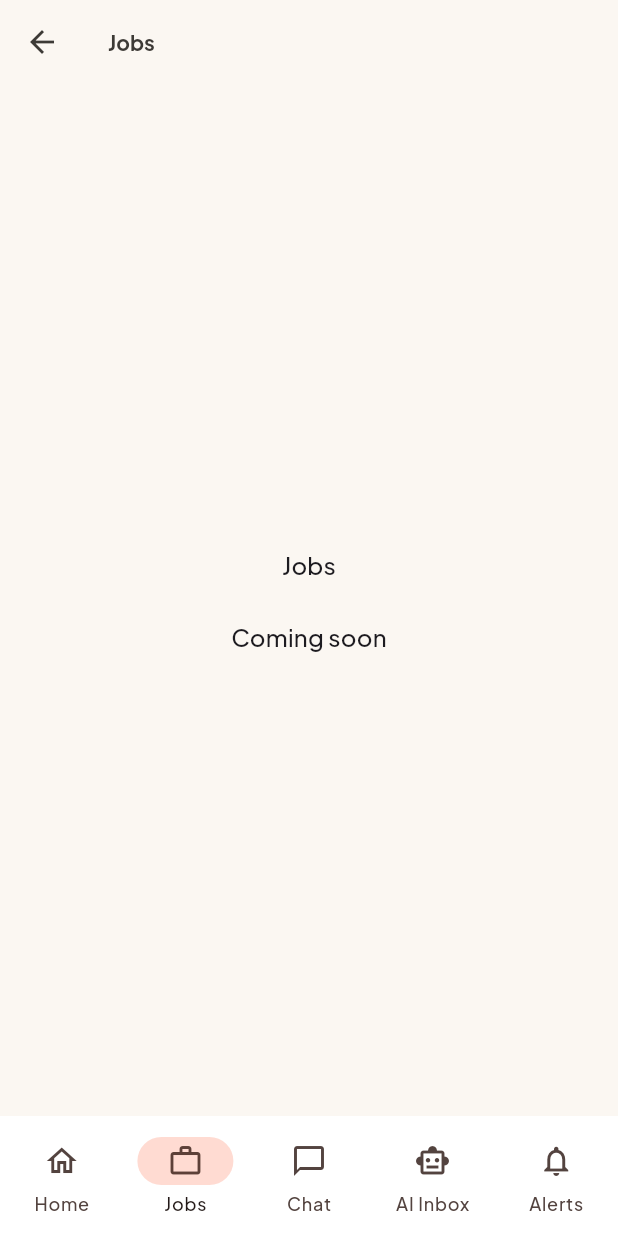
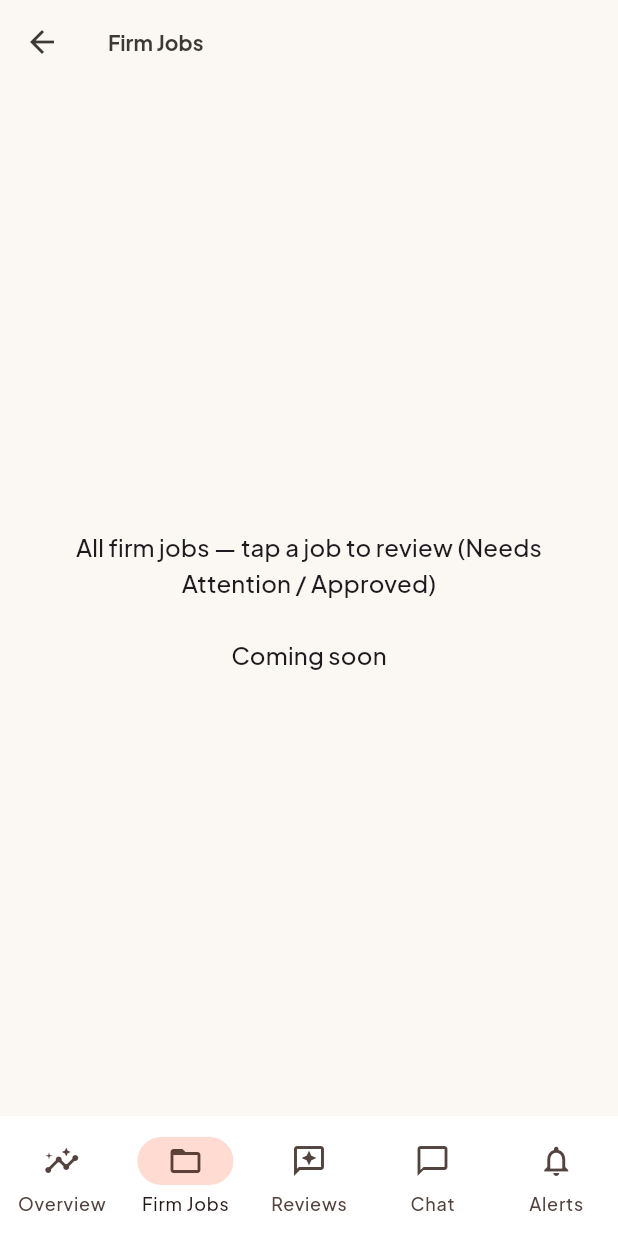
Before and after one commit to jiayinnteo/id-jobsite-platform, a Flutter app: the HomeShell screen opened directly with empty values, item 2 of the bottom bar chosen, on a phone screen of 412 x 824 dp. Run offline on Flutter 3.47's test engine with Material 3 defaults, Android fonts, the light colour scheme and no system bars; our stand-ins replace flutter_riverpod, go_router, google_fonts.

Commit message:
Add ID_BOSS oversight role and client reviews/ratings
- Spec: new Requirement 15 (ID company boss firm-wide oversight + job review
  flag/note) and Requirement 16 (client reviews/ratings with Reviewed tag);
  add ID_BOSS to roles, firm_id on jobs, OversightReview + JobReview entities,
  new endpoints, and RBAC notes
- Tasks: fold boss oversight into job tasks; add client-reviews task 14b
- Flutter: add ID_BOSS role + firm overview/firm-jobs/reviews nav shell;
  add client Review entry point; ReviewTag + StarRatingInput widgets;
  widget tests for boss oversight, client review, and all roles

```diff
--- a/mobile/lib/app/home_shell.dart
+++ b/mobile/lib/app/home_shell.dart
@@ -25,6 +25,16 @@ class _HomeShellState extends State<HomeShell> {
 
   List<NavDest> get _destinations {
     switch (widget.role) {
+      case UserRole.idBoss:
+        return const [
+          NavDest(Icons.insights_outlined, 'Overview', _Placeholder('Firm Overview')),
+          NavDest(Icons.folder_open_outlined, 'Firm Jobs',
+              _Placeholder('All firm jobs — tap a job to review (Needs Attention / Approved)')),
+          NavDest(Icons.reviews_outlined, 'Reviews',
+              _Placeholder('Client reviews & average ratings')),
+          NavDest(Icons.chat_bubble_outline, 'Chat', _Placeholder('Chat')),
+          NavDest(Icons.notifications_none, 'Alerts', _Placeholder('Notifications')),
+        ];
       case UserRole.id:
         return const [
           NavDest(Icons.home_outlined, 'Home', _Placeholder('ID Dashboard')),
@@ -38,8 +48,9 @@ class _HomeShellState extends State<HomeShell> {
           NavDest(Icons.home_outlined, 'Home', _Placeholder('Client Dashboard')),
           NavDest(Icons.description_outlined, 'Project', _Placeholder('Documents & Drawings')),
           NavDest(Icons.report_problem_outlined, 'Defects', _Placeholder('Defects')),
+          NavDest(Icons.star_outline, 'Review',
+              _Placeholder('Leave a review for completed jobs (rating + comment)')),
           NavDest(Icons.chat_bubble_outline, 'Chat', _Placeholder('Chat')),
-          NavDest(Icons.notifications_none, 'Alerts', _Placeholder('Notifications')),
         ];
       case UserRole.contractor:
         return const [
--- a/mobile/lib/app/user_role.dart
+++ b/mobile/lib/app/user_role.dart
@@ -1,5 +1,6 @@
-/// The four roles the platform serves.
+/// The roles the platform serves.
 enum UserRole {
+  idBoss,
   id,
   client,
   contractor,
@@ -7,6 +8,8 @@ enum UserRole {
 
   String get label {
     switch (this) {
+      case UserRole.idBoss:
+        return 'ID Company Boss';
       case UserRole.id:
         return 'Interior Designer';
       case UserRole.client:
--- a/mobile/lib/app/welcome_screen.dart
+++ b/mobile/lib/app/welcome_screen.dart
@@ -53,7 +53,7 @@ class WelcomeScreen extends StatelessWidget {
               for (final role in UserRole.values) ...[
                 AppButton(
                   label: role.label,
-                  kind: role == UserRole.id
+                  kind: role == UserRole.idBoss
                       ? AppButtonKind.primary
                       : AppButtonKind.secondary,
                   onPressed: () => context.go('/home/${role.name}'),
```
Also changed, not shown: mobile/lib/widgets/review_tag.dart (added, +79 -0 lines), 4 other files.
